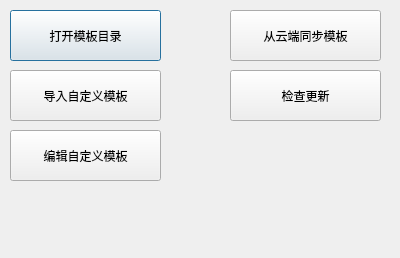
The window that ui/FormMenu.ui (Pitrick3141/DontFDHere) describes before a commit, drawn with Qt 5.
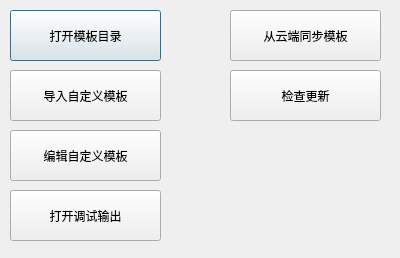
The same window after the commit.

```diff
--- a/ui/FormMenu.ui
+++ b/ui/FormMenu.ui
@@ -10,6 +10,18 @@
     <height>258</height>
    </rect>
   </property>
+  <property name="minimumSize">
+   <size>
+    <width>400</width>
+    <height>258</height>
+   </size>
+  </property>
+  <property name="maximumSize">
+   <size>
+    <width>400</width>
+    <height>258</height>
+   </size>
+  </property>
   <property name="windowTitle">
    <string>功能菜单</string>
   </property>
@@ -94,6 +106,19 @@
     <string>检查更新</string>
    </property>
   </widget>
+  <widget class="QPushButton" name="buttonDebug">
+   <property name="geometry">
+    <rect>
+     <x>10</x>
+     <y>190</y>
+     <width>151</width>
+     <height>51</height>
+    </rect>
+   </property>
+   <property name="text">
+    <string>打开调试输出</string>
+   </property>
+  </widget>
  </widget>
  <resources/>
  <connections>
```
